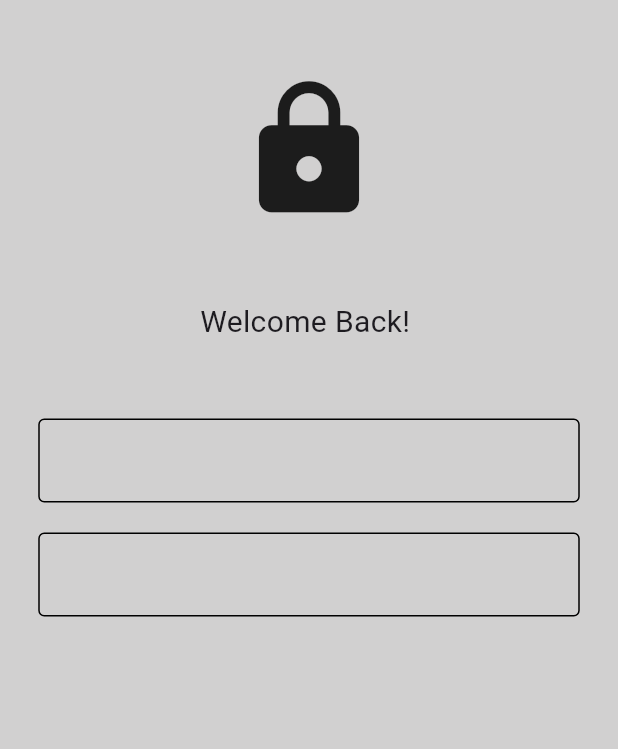
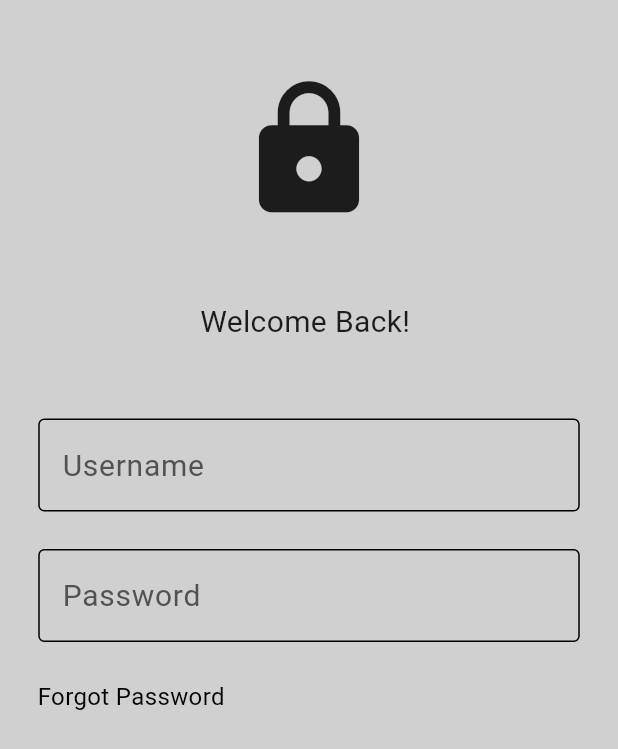
Before and after one commit to HarshanaWAJ/moto_mart, a Flutter app: the screen it shows after launch, on a phone screen of 412 x 824 dp. Shown: the top 749 px of the screen. Run offline on Flutter 3.47's test engine with Material 3 defaults, Android fonts, the light colour scheme and no system bars.

Commit message:
2nd commit

```diff
--- a/lib/components/textfield.dart
+++ b/lib/components/textfield.dart
@@ -1,19 +1,34 @@
 import 'package:flutter/material.dart';
 
 class MyTextField extends StatelessWidget {
-  const MyTextField({super.key});
+  final controller;
+  final String hintText;
+  final bool obsecureText;
+
+  const MyTextField(
+      {super.key,
+      required this.controller,
+      required this.hintText,
+      required this.obsecureText});
 
   @override
   Widget build(BuildContext context) {
-    return const Padding(
-      padding: EdgeInsets.symmetric(horizontal: 25.5),
+    return Padding(
+      padding: const EdgeInsets.symmetric(horizontal: 25.5),
       child: TextField(
+        controller: controller,
+        obscureText: obsecureText,
         decoration: InputDecoration(
-            enabledBorder: OutlineInputBorder(
-              borderSide: BorderSide(color: Colors.black),
-            ),
-            focusedBorder:
-                OutlineInputBorder(borderSide: BorderSide(color: Colors.blue))),
+          enabledBorder: const OutlineInputBorder(
+            borderSide: BorderSide(color: Colors.black),
+          ),
+          focusedBorder: const OutlineInputBorder(
+            borderSide: BorderSide(color: Colors.blue),
+          ),
+          hintText: hintText,
+          hintStyle: const TextStyle(
+              color: Color.fromARGB(255, 82, 82, 82), fontSize: 20.0),
+        ),
       ),
     );
   }
--- a/lib/main.dart
+++ b/lib/main.dart
@@ -14,7 +14,7 @@ class MyApp extends StatelessWidget {
       debugShowCheckedModeBanner: false,
       title: 'PC Doc',
       theme: ThemeData(primarySwatch: Colors.blue),
-      home: const LoginPage(),
+      home: LoginPage(),
     );
   }
 }
--- a/lib/pages/login.dart
+++ b/lib/pages/login.dart
@@ -2,42 +2,64 @@ import 'package:flutter/material.dart';
 import 'package:pc_doc/components/textfield.dart';
 
 class LoginPage extends StatelessWidget {
-  const LoginPage({super.key});
+  LoginPage({super.key});
+
+  //Text editing controllers
+  final usernamecontroller = TextEditingController();
+  final passwordcontroller = TextEditingController();
 
   @override
   Widget build(BuildContext context) {
-    return const SafeArea(
+    return SafeArea(
       child: Scaffold(
-        backgroundColor: Color.fromARGB(255, 209, 208, 208),
+        backgroundColor: const Color.fromARGB(255, 209, 208, 208),
         body: Column(
           children: [
-            SizedBox(
+            const SizedBox(
               height: 50.0,
             ),
             //Logo
-            Center(
+            const Center(
               child: Icon(
                 Icons.lock,
                 size: 100.0,
               ),
             ),
-            SizedBox(
+            const SizedBox(
               height: 50.0,
             ),
-            Text(
+            const Text(
               "Welcome Back! ",
               style: TextStyle(fontSize: 20.0),
             ),
-            SizedBox(
+            const SizedBox(
               height: 50.0,
             ),
 
             //Username Textfield
-            MyTextField(),
-            SizedBox(
-              height: 20.0,
+            MyTextField(
+              controller: usernamecontroller,
+              hintText: 'Username',
+              obsecureText: false,
             ),
-            MyTextField()
+            const SizedBox(
+              height: 25.0,
+            ),
+            MyTextField(
+              controller: passwordcontroller,
+              hintText: 'Password',
+              obsecureText: true,
+            ),
+            const SizedBox(height: 25.0),
+            const Padding(
+              padding: EdgeInsets.symmetric(horizontal: 25.0),
+              child: Row(mainAxisAlignment: MainAxisAlignment.start, children: [
+                Text(
+                  "Forgot Password",
+                  style: TextStyle(fontSize: 16.0, color: Colors.black),
+                ),
+              ]),
+            )
           ],
         ),
       ),
```
